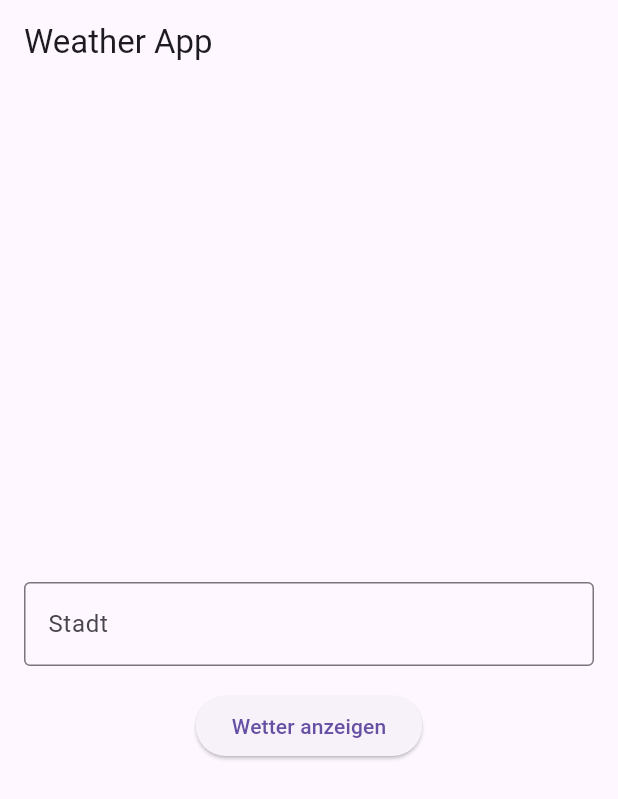
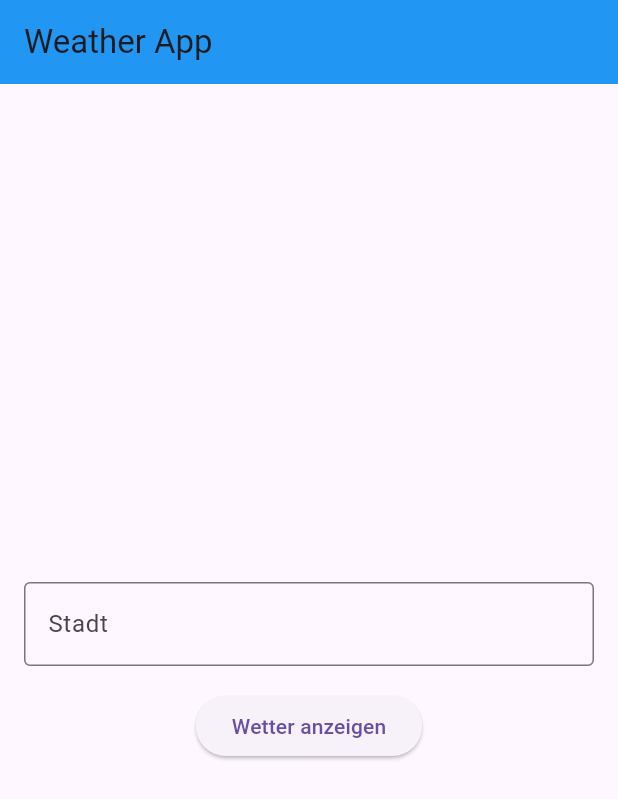
Before and after one commit to miggi92/flutter-weather, a Flutter app: the screen it shows after launch, on a phone screen of 412 x 824 dp. Shown: the top 799 px of the screen. Run offline on Flutter 3.47's test engine with Material 3 defaults, Android fonts, the phone set to English and light mode, and no system bars; our stand-ins replace flutter_dotenv, geolocator.

Commit message:
refactor: :recycle: moved themes into sperated files

```diff
--- a/lib/main.dart
+++ b/lib/main.dart
@@ -1,5 +1,7 @@
 import 'package:flutter/material.dart';
 import 'package:mgm12_weather/screens/home_screen.dart';
+import 'package:mgm12_weather/themes/dark_theme.dart';
+import 'package:mgm12_weather/themes/light_theme.dart';
 
 void main() {
   runApp(const MyApp());
@@ -12,12 +14,8 @@ class MyApp extends StatelessWidget {
   Widget build(BuildContext context) {
     return MaterialApp(
       title: 'Weather',
-      theme:
-          ThemeData(primarySwatch: Colors.blue, brightness: Brightness.light),
-      darkTheme: ThemeData(
-        primarySwatch: Colors.blueGrey,
-        brightness: Brightness.dark,
-      ),
+      theme: lightTheme,
+      darkTheme: darkTheme,
       home: const MyHomePage(title: 'Weather App'),
     );
   }
--- /dev/null
+++ b/lib/themes/dark_theme.dart
@@ -0,0 +1,10 @@
+// themes/dark_theme.dart
+import 'package:flutter/material.dart';
+
+ThemeData darkTheme = ThemeData(
+  primarySwatch: Colors.blueGrey,
+  brightness: Brightness.dark,
+  appBarTheme: AppBarTheme(
+    backgroundColor: Colors.grey[900],
+  ),
+);
--- /dev/null
+++ b/lib/themes/light_theme.dart
@@ -0,0 +1,10 @@
+// themes/light_theme.dart
+import 'package:flutter/material.dart';
+
+ThemeData lightTheme = ThemeData(
+  primarySwatch: Colors.blue,
+  brightness: Brightness.light,
+  appBarTheme: const AppBarTheme(
+    backgroundColor: Colors.blue,
+  ),
+);
```
